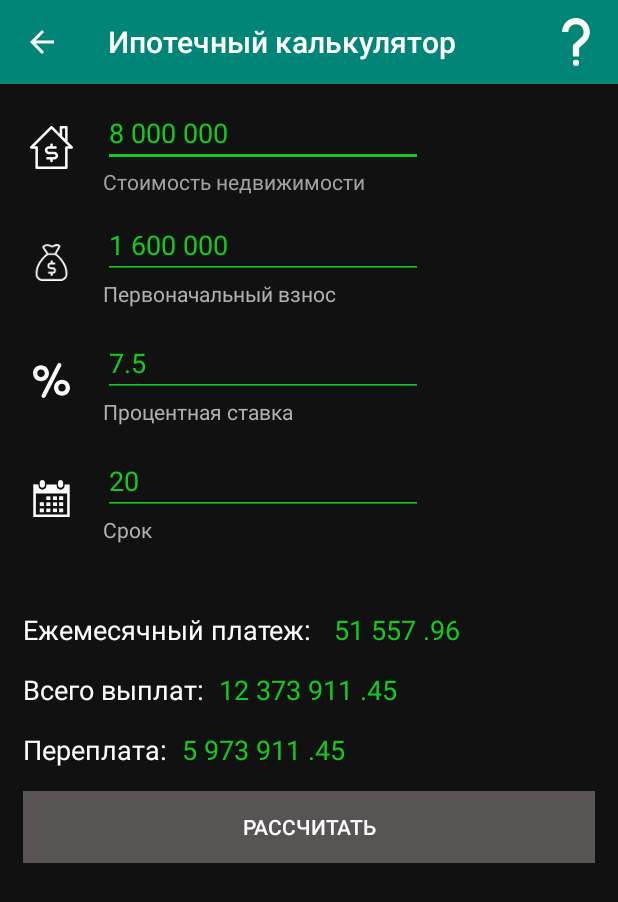
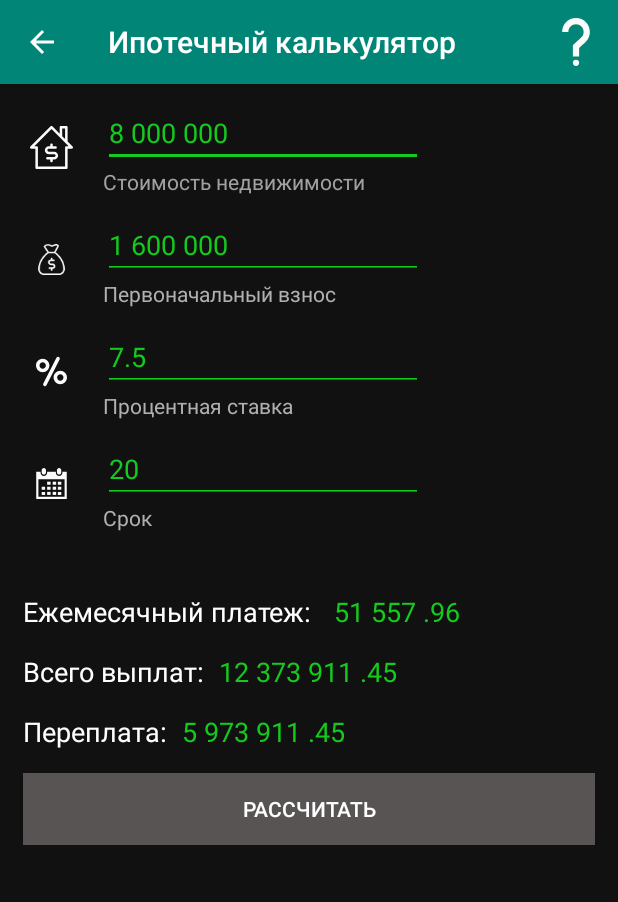
Before and after one commit to Serrggor49/FinCalc, an Android app: the Ipoteka screen opened directly, with no data from a screen before it, on a phone screen of 412 x 824 dp. Shown: the top 902 px of the screen. Run offline under Robolectric (Android 15) with nearby library versions, the phone set to English and light mode, and no system bars.

Commit message:
Исправил несколько мелких ошибок

```diff
--- a/app/src/main/res/layout/activity_bank_percent.xml
+++ b/app/src/main/res/layout/activity_bank_percent.xml
@@ -88,7 +88,7 @@
 
                     <LinearLayout
                         android:layout_width="match_parent"
-                        android:layout_height="match_parent"
+                        android:layout_height="wrap_content"
                         android:layout_weight="1"
                         android:orientation="vertical">
 
--- a/app/src/main/res/layout/activity_credit.xml
+++ b/app/src/main/res/layout/activity_credit.xml
@@ -88,7 +88,7 @@
 
                     <LinearLayout
                         android:layout_width="match_parent"
-                        android:layout_height="match_parent"
+                        android:layout_height="wrap_content"
                         android:layout_weight="1"
                         android:orientation="vertical">
 
@@ -135,7 +135,7 @@
 
                     <LinearLayout
                         android:layout_width="match_parent"
-                        android:layout_height="match_parent"
+                        android:layout_height="wrap_content"
                         android:layout_weight="1"
                         android:orientation="vertical">
 
--- a/app/src/main/res/layout/activity_ipoteka.xml
+++ b/app/src/main/res/layout/activity_ipoteka.xml
@@ -88,7 +88,7 @@
 
                     <LinearLayout
                         android:layout_width="match_parent"
-                        android:layout_height="match_parent"
+                        android:layout_height="wrap_content"
                         android:layout_weight="1"
                         android:orientation="vertical">
 
@@ -136,7 +136,7 @@
 
                     <LinearLayout
                         android:layout_width="match_parent"
-                        android:layout_height="match_parent"
+                        android:layout_height="wrap_content"
                         android:layout_weight="1"
                         android:orientation="vertical">
 
@@ -183,7 +183,7 @@
 
                     <LinearLayout
                         android:layout_width="match_parent"
-                        android:layout_height="match_parent"
+                        android:layout_height="wrap_content"
                         android:layout_weight="1"
                         android:orientation="vertical">
 
```
Also changed, not shown: app/src/main/res/layout/activity_slojniy_procent.xml (+8 -3 lines).
